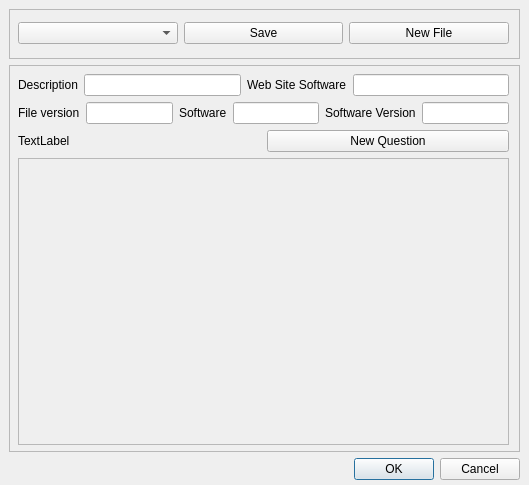
Above: editor.ui from Mte90/LearnHotkeys before the change. Below: the same form after it.
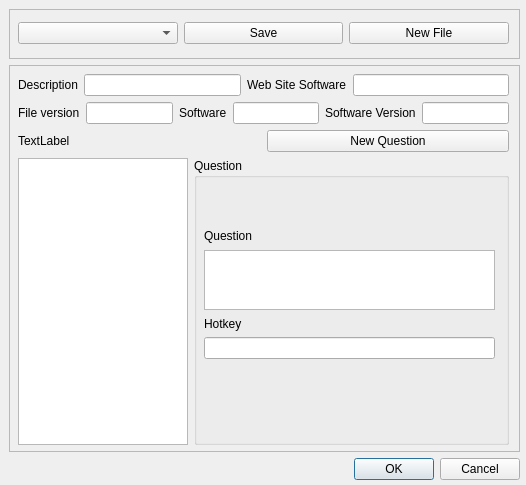
That is the form after the change.

Commit message: better and simple ui

The edit to the form file:
```diff
--- a/editor.ui
+++ b/editor.ui
@@ -9,7 +9,7 @@
    <rect>
     <x>0</x>
     <y>0</y>
-    <width>529</width>
+    <width>526</width>
     <height>485</height>
    </rect>
   </property>
@@ -200,21 +200,76 @@
          </layout>
         </item>
         <item>
-         <widget class="QScrollArea" name="scrollArea">
-          <property name="widgetResizable">
-           <bool>true</bool>
-          </property>
-          <widget class="QWidget" name="scrollAreaWidgetContents">
-           <property name="geometry">
-            <rect>
-             <x>0</x>
-             <y>0</y>
-             <width>483</width>
-             <height>272</height>
-            </rect>
-           </property>
-          </widget>
-         </widget>
+         <layout class="QGridLayout" name="gridLayout_3">
+          <item row="0" column="0">
+           <widget class="QListWidget" name="listWidget">
+            <property name="sizePolicy">
+             <sizepolicy hsizetype="Fixed" vsizetype="Expanding">
+              <horstretch>0</horstretch>
+              <verstretch>0</verstretch>
+             </sizepolicy>
+            </property>
+            <property name="maximumSize">
+             <size>
+              <width>170</width>
+              <height>16777215</height>
+             </size>
+            </property>
+           </widget>
+          </item>
+          <item row="0" column="1">
+           <widget class="QGroupBox" name="groupBox">
+            <property name="title">
+             <string>Question</string>
+            </property>
+            <widget class="QWidget" name="gridLayoutWidget_3">
+             <property name="geometry">
+              <rect>
+               <x>10</x>
+               <y>70</y>
+               <width>291</width>
+               <height>131</height>
+              </rect>
+             </property>
+             <layout class="QGridLayout" name="gridLayout_4">
+              <item row="0" column="0">
+               <widget class="QLabel" name="label_6">
+                <property name="text">
+                 <string>Question</string>
+                </property>
+               </widget>
+              </item>
+              <item row="3" column="0">
+               <widget class="QLineEdit" name="hotkey"/>
+              </item>
+              <item row="2" column="0">
+               <widget class="QLabel" name="label_7">
+                <property name="text">
+                 <string>Hotkey</string>
+                </property>
+               </widget>
+              </item>
+              <item row="1" column="0">
+               <widget class="QPlainTextEdit" name="question">
+                <property name="sizePolicy">
+                 <sizepolicy hsizetype="Expanding" vsizetype="Fixed">
+                  <horstretch>0</horstretch>
+                  <verstretch>0</verstretch>
+                 </sizepolicy>
+                </property>
+                <property name="maximumSize">
+                 <size>
+                  <width>16777215</width>
+                  <height>60</height>
+                 </size>
+                </property>
+               </widget>
+              </item>
+             </layout>
+            </widget>
+           </widget>
+          </item>
+         </layout>
         </item>
        </layout>
       </widget>
```
The commit also changes 2 other files.
